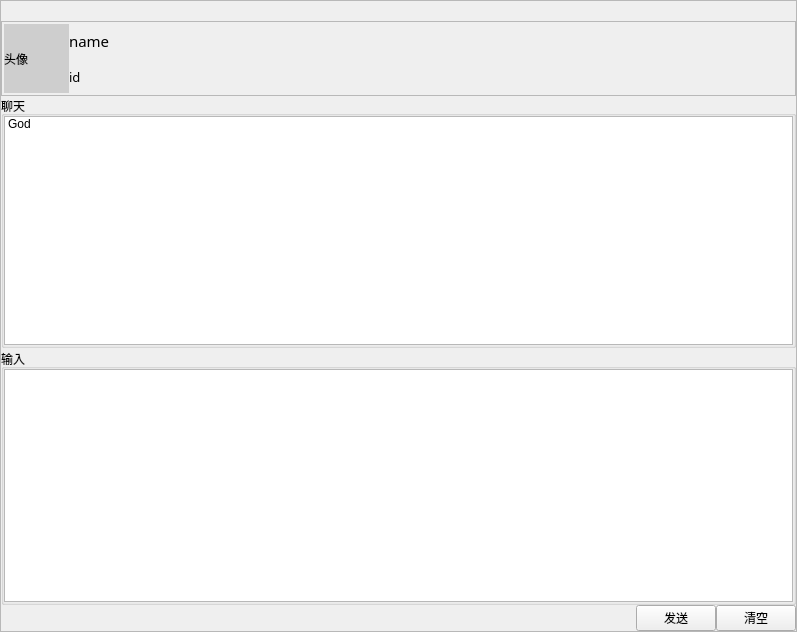
The window that QQdemo/chat.ui (Mine268/chatroom_qt) describes before a commit, drawn with Qt 5.
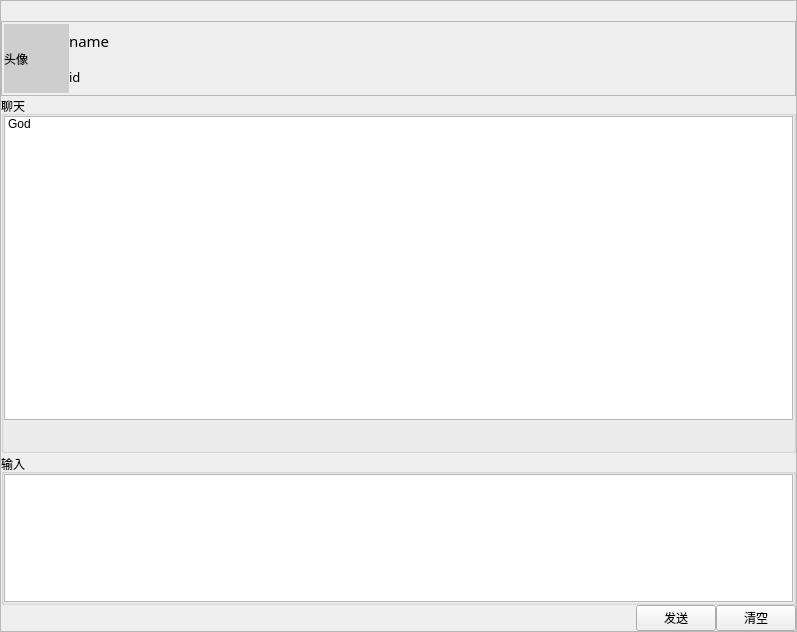
The same window after the commit. Icons and pictures are not drawn.

Patch:
```diff
--- a/QQdemo/chat.ui
+++ b/QQdemo/chat.ui
@@ -323,6 +323,16 @@
             </item>
            </widget>
           </item>
+          <item>
+           <widget class="QWidget" name="widget_2" native="true">
+            <property name="minimumSize">
+             <size>
+              <width>0</width>
+              <height>30</height>
+             </size>
+            </property>
+           </widget>
+          </item>
          </layout>
         </widget>
         <widget class="QWidget" name="">
@@ -352,7 +362,17 @@
               <number>0</number>
              </property>
              <item>
-              <widget class="QTextEdit" name="MyMsg"/>
+              <widget class="QTextEdit" name="MyMsg">
+               <property name="maximumSize">
+                <size>
+                 <width>16777215</width>
+                 <height>400</height>
+                </size>
+               </property>
+               <property name="sizeAdjustPolicy">
+                <enum>QAbstractScrollArea::AdjustToContentsOnFirstShow</enum>
+               </property>
+              </widget>
              </item>
             </layout>
            </widget>
```
Left out of the diff: 8 changed lines with no effect on the pictures.
